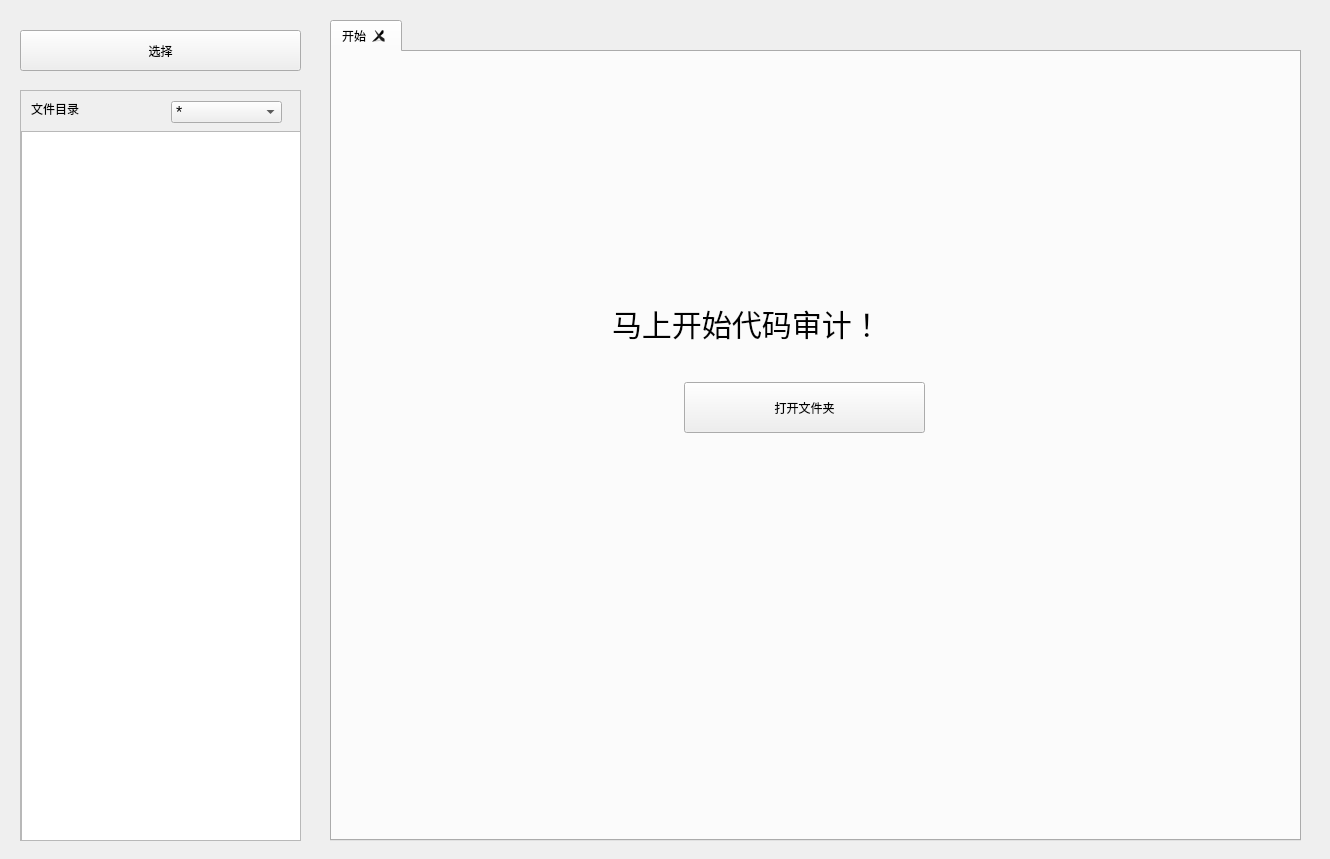
Above: UI/codeAudit/codeAuditWidget.ui from Whitepinkwolf/Code-Reviewer-Porject before the change. Below: the same form after it.
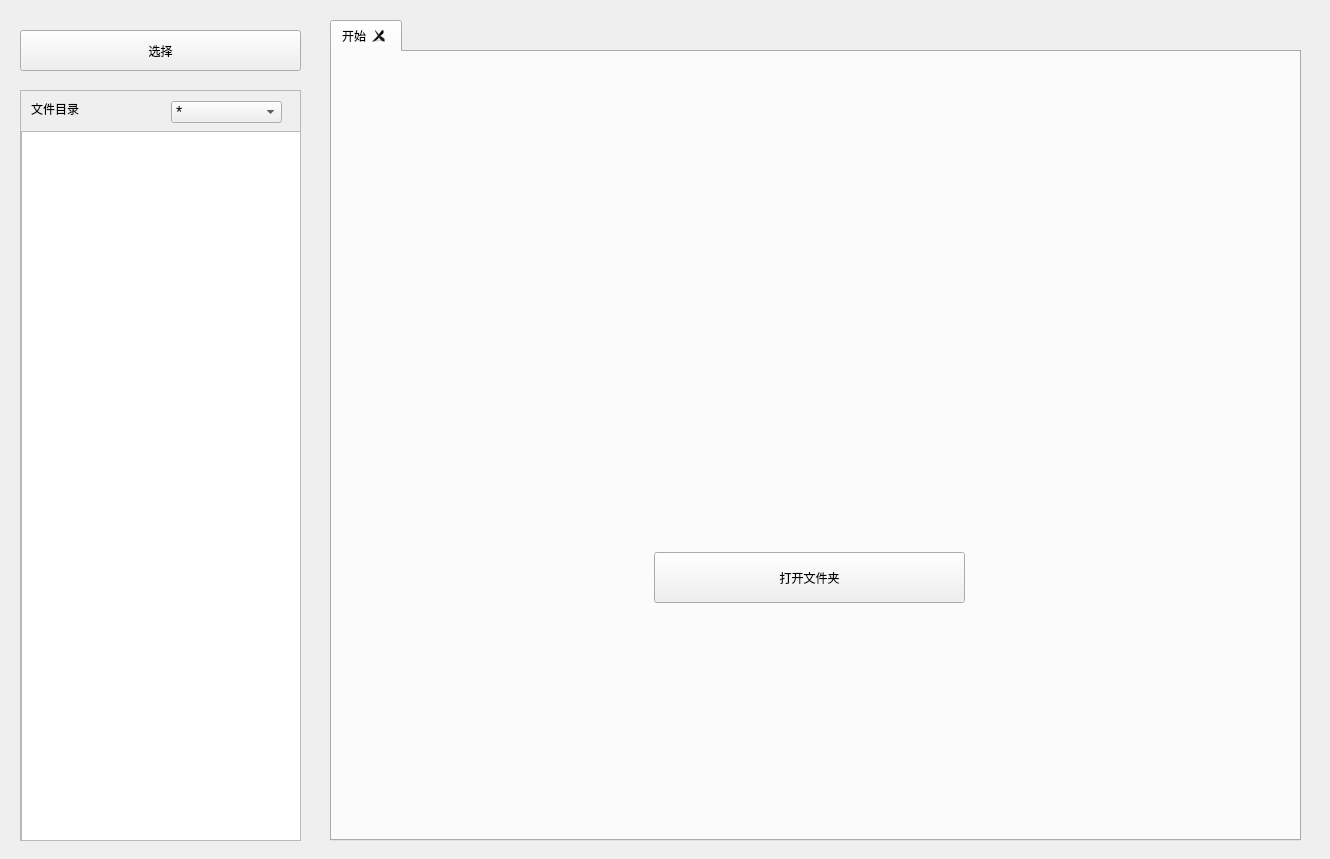
That is the form after the change. Custom widgets are drawn as their Qt base class.

Diff of the .ui file:
```diff
--- a/UI/codeAudit/codeAuditWidget.ui
+++ b/UI/codeAudit/codeAuditWidget.ui
@@ -137,10 +137,10 @@
     <widget class="QLabel" name="label_2">
      <property name="geometry">
       <rect>
-       <x>280</x>
-       <y>230</y>
-       <width>401</width>
-       <height>81</height>
+       <x>0</x>
+       <y>130</y>
+       <width>961</width>
+       <height>401</height>
       </rect>
      </property>
      <property name="styleSheet">
@@ -150,15 +150,15 @@
 }</string>
      </property>
      <property name="text">
-      <string>马上开始代码审计！</string>
+      <string/>
      </property>
     </widget>
     <widget class="QPushButton" name="OpenPushButton">
      <property name="geometry">
       <rect>
-       <x>352</x>
-       <y>330</y>
-       <width>241</width>
+       <x>322</x>
+       <y>500</y>
+       <width>311</width>
        <height>51</height>
       </rect>
      </property>
```
Left out of the diff: 2 changed lines with no effect on the pictures.
